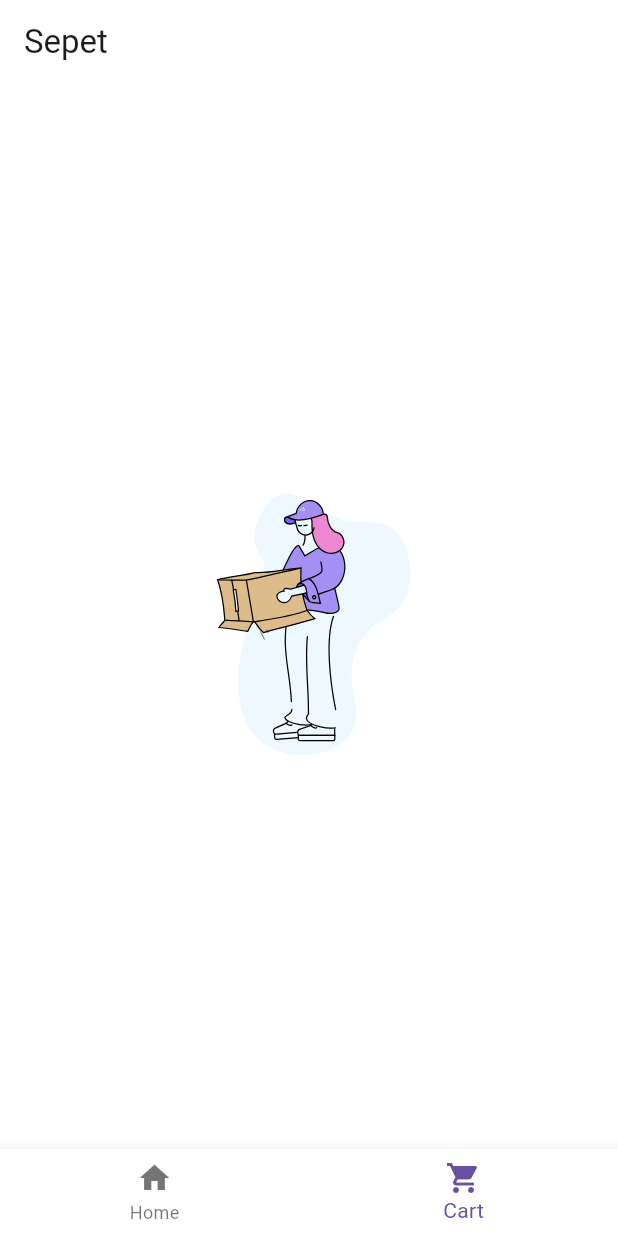
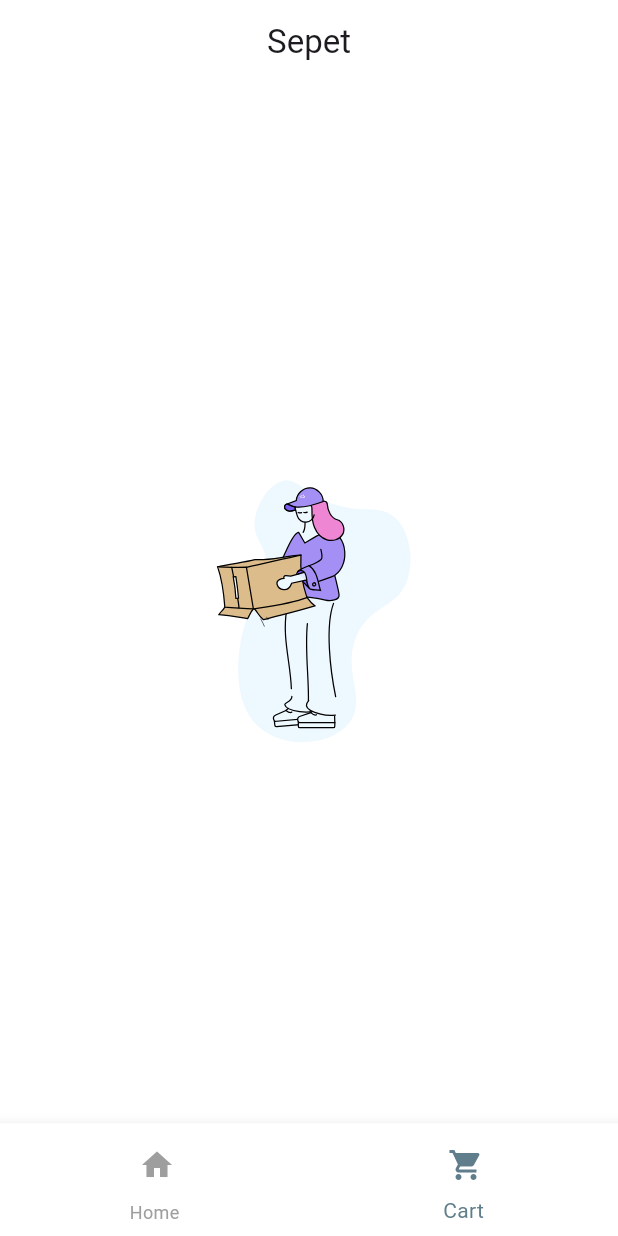
Before and after one commit to emrahyasinisik/e_shopping_techcareer, a Flutter app: the screen it shows after launch, item 2 of the bottom bar chosen, on a phone screen of 412 x 824 dp. Run offline on Flutter 3.47's test engine with Material 3 defaults, Android fonts, the phone set to English and light mode, and no system bars; our stand-ins replace dio, flutter_bloc, lottie; network calls fail.

Commit message:
last change size etc..

```diff
--- /dev/null
+++ b/lib/ui/component/group_cart.dart
@@ -0,0 +1,16 @@
+import 'package:e_shopping_techcareer/data/entity/sepette.dart';
+
+class GroupCart {
+  static Map<String, List<Sepette>> groupCartItems(List<Sepette> items) {
+    //buraya bak map ne idi tablo mu yoksa liste mi
+    //Sepette'leri adlarına göre gruplayan fonksiyon
+    Map<String, List<Sepette>> groupedItems = {};
+    for (var item in items) {
+      if (!groupedItems.containsKey(item.ad)) {
+        groupedItems[item.ad] = [];
+      }
+      groupedItems[item.ad]!.add(item);
+    }
+    return groupedItems;
+  }
+}
--- a/lib/ui/screens/cart_screen.dart
+++ b/lib/ui/screens/cart_screen.dart
@@ -1,3 +1,4 @@
+import 'package:e_shopping_techcareer/ui/component/group_cart.dart';
 import 'package:e_shopping_techcareer/ui/screens/product_detail_screen.dart';
 import 'package:flutter/material.dart';
 import 'package:flutter_bloc/flutter_bloc.dart';
@@ -15,6 +16,7 @@ class CartScreen extends StatefulWidget {
 
 class _CartScreenState extends State<CartScreen> with TickerProviderStateMixin {
   late AnimationController _animationController;
+
   // ignore: unused_field
   bool _showEmptyMessage = false;
 
@@ -39,18 +41,6 @@ class _CartScreenState extends State<CartScreen> with TickerProviderStateMixin {
   void dispose() {
     _animationController.dispose();
     super.dispose();
-  }
-
-  Map<String, List<Sepette>> groupCartItems(List<Sepette> items) { //buraya bak map ne idi tablo mu yoksa liste mi
-    //Sepette'leri adlarına göre gruplayan fonksiyon
-    Map<String, List<Sepette>> groupedItems = {};
-    for (var item in items) {
-      if (!groupedItems.containsKey(item.ad)) {
-        groupedItems[item.ad] = [];
-      }
-      groupedItems[item.ad]!.add(item);
-    }
-    return groupedItems;
   }
 
   int getTotalQuantity(List<Sepette> items) {
@@ -92,7 +82,7 @@ class _CartScreenState extends State<CartScreen> with TickerProviderStateMixin {
           _showEmptyMessage = false;
           _animationController.reset();
 
-          final groupedItems = groupCartItems(state);
+          final groupedItems = GroupCart.groupCartItems(state);
           final totalPrice = state.fold(
             0,
             (sum, item) => sum + (item.fiyat * item.siparisAdeti),
--- a/lib/ui/screens/dashboard_screen.dart
+++ b/lib/ui/screens/dashboard_screen.dart
@@ -1,6 +1,9 @@
+import 'package:e_shopping_techcareer/ui/component/group_cart.dart';
+import 'package:e_shopping_techcareer/ui/cubits/cart_cubit.dart';
 import 'package:e_shopping_techcareer/ui/screens/main_screen.dart';
 import 'package:e_shopping_techcareer/ui/screens/cart_screen.dart';
 import 'package:flutter/material.dart';
+import 'package:flutter_bloc/flutter_bloc.dart';
 
 class DashboardScreen extends StatefulWidget {
   const DashboardScreen({super.key});
@@ -20,8 +23,16 @@ class _DashboardScreenState extends State<DashboardScreen> {
 
   @override
   Widget build(BuildContext context) {
+    final cartItems = context.watch<CartCubit>().state;
+    final groupedItems = GroupCart.groupCartItems(cartItems);
+
+    int toplamUrunAdedi = groupedItems.values
+        .expand((list) => list)
+        .fold(0, (sum, item) => sum + item.siparisAdeti);
+
     return Scaffold(
       appBar: AppBar(
+        centerTitle: true,
         title: Text(
           _selectedIndex == 0
               ? 'E-shopping'
@@ -36,16 +47,64 @@ class _DashboardScreenState extends State<DashboardScreen> {
         child: Padding(padding: const EdgeInsets.all(0), child: _buildBody()),
       ),
       bottomNavigationBar: BottomNavigationBar(
+        selectedItemColor: Colors.blueGrey,
+        unselectedItemColor: Colors.grey,
+
         backgroundColor: Colors.white,
-        items: const <BottomNavigationBarItem>[
-          BottomNavigationBarItem(icon: Icon(Icons.home), label: 'Home'),
+        items: <BottomNavigationBarItem>[
           BottomNavigationBarItem(
-            icon: Icon(Icons.shopping_cart),
+            icon: Container(
+              height: MediaQuery.sizeOf(context).height * 0.05,
+              width: MediaQuery.sizeOf(context).width * 0.05,
+              alignment: Alignment.center,
+              child: Icon(Icons.home),
+            ),
+            label: 'Home',
+          ),
+          BottomNavigationBarItem(
+            icon: Container(
+              height: MediaQuery.sizeOf(context).height * 0.05,
+              width: MediaQuery.sizeOf(context).width * 0.05,
+              alignment: Alignment.center,
+              child: Stack(
+                clipBehavior: Clip.none,
+                children: [
+                  Icon(Icons.shopping_cart),
+                  if (toplamUrunAdedi > 0)
+                    Positioned(
+                      right: -6,
+                      top: -6,
+                      child: Container(
+                        padding: EdgeInsets.all(2),
+                        decoration: BoxDecoration(
+                          color: Colors.black,
+                          borderRadius: BorderRadius.circular(8),
+                        ),
+                        constraints: BoxConstraints(
+                          minWidth: 16,
+                          minHeight: 16,
+                        ),
+                        child: Center(
+                          child: Text(
+                            '$toplamUrunAdedi',
+                            style: TextStyle(
+                              color: Colors.white,
+                              fontSize:
+                                  MediaQuery.sizeOf(context).height * 0.015,
+                            ),
+                            textAlign: TextAlign.center,
+                          ),
+                        ),
+                      ),
+                    ),
+                ],
+              ),
+            ),
             label: 'Cart',
           ),
         ],
         currentIndex: _selectedIndex,
-        selectedItemColor: Theme.of(context).primaryColor,
+
         onTap: _onItemTapped,
       ),
     );
```
Also changed, not shown: lib/ui/screens/main_screen.dart (+51 -45 lines).
